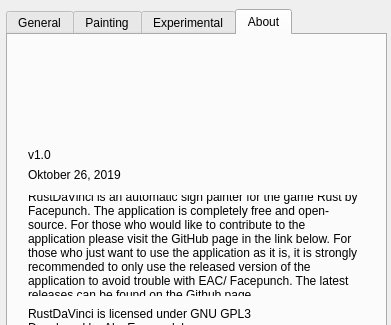
The window that rustdavinci/ui/settings/settingsui.ui (alexemanuelol/rustdavinci) describes before a commit, drawn with Qt 5; both pictures show x 0 to 391 and y 0 to 325 of the 391 by 510 pixel window.
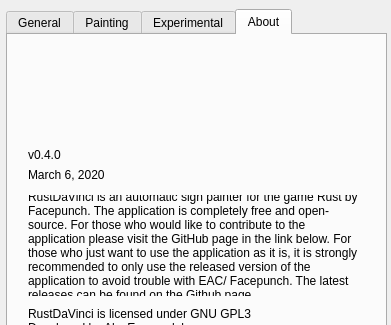
The same window after the commit. The open tabs and pages were chosen to show the change. Icons and pictures are not drawn.

Diff of the .ui file:
```diff
--- a/rustdavinci/ui/settings/settingsui.ui
+++ b/rustdavinci/ui/settings/settingsui.ui
@@ -1172,7 +1172,7 @@
       </rect>
      </property>
      <property name="text">
-      <string>v1.0</string>
+      <string>v0.4.0</string>
      </property>
     </widget>
     <widget class="QLabel" name="versionLabel_2">
@@ -1185,7 +1185,7 @@
       </rect>
      </property>
      <property name="text">
-      <string>Oktober 26, 2019</string>
+      <string>March 6, 2020</string>
      </property>
     </widget>
     <widget class="QLabel" name="licenseLabel">
```
